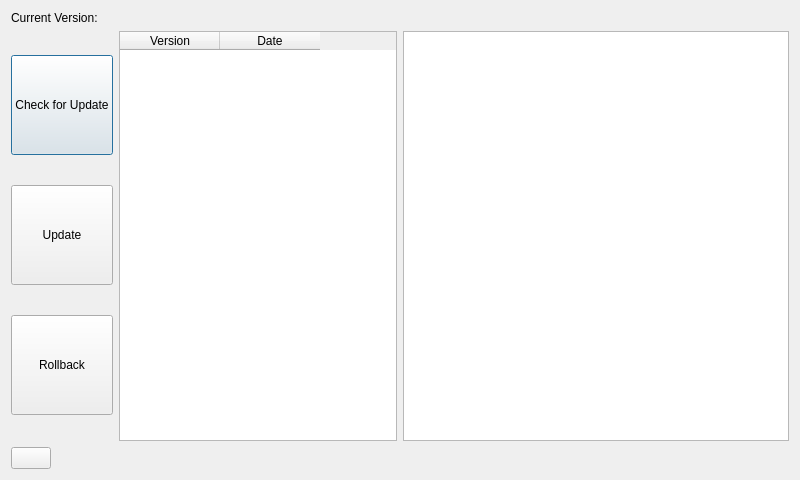
First picture: the form in ClientApp/qt/userupdatewindow.ui, repository re3Dprinting/touchscreen, before the edit.
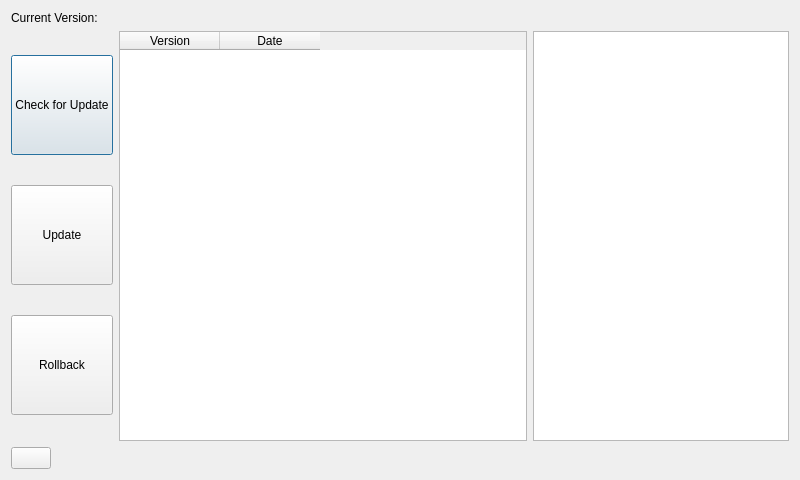
Second picture: the form after the edit. Icons and pictures are not drawn.

Commit message: display version number in setting window

Patch:
```diff
--- a/ClientApp/qt/userupdatewindow.ui
+++ b/ClientApp/qt/userupdatewindow.ui
@@ -91,7 +91,20 @@
       </layout>
      </item>
      <item>
-      <widget class="QTextBrowser" name="DebugOutput"/>
+      <widget class="QTextBrowser" name="DebugOutput">
+       <property name="sizePolicy">
+        <sizepolicy hsizetype="Minimum" vsizetype="Expanding">
+         <horstretch>0</horstretch>
+         <verstretch>0</verstretch>
+        </sizepolicy>
+       </property>
+       <property name="maximumSize">
+        <size>
+         <width>400</width>
+         <height>16777215</height>
+        </size>
+       </property>
+      </widget>
      </item>
     </layout>
    </item>
```
The commit also changes 5 other files.
